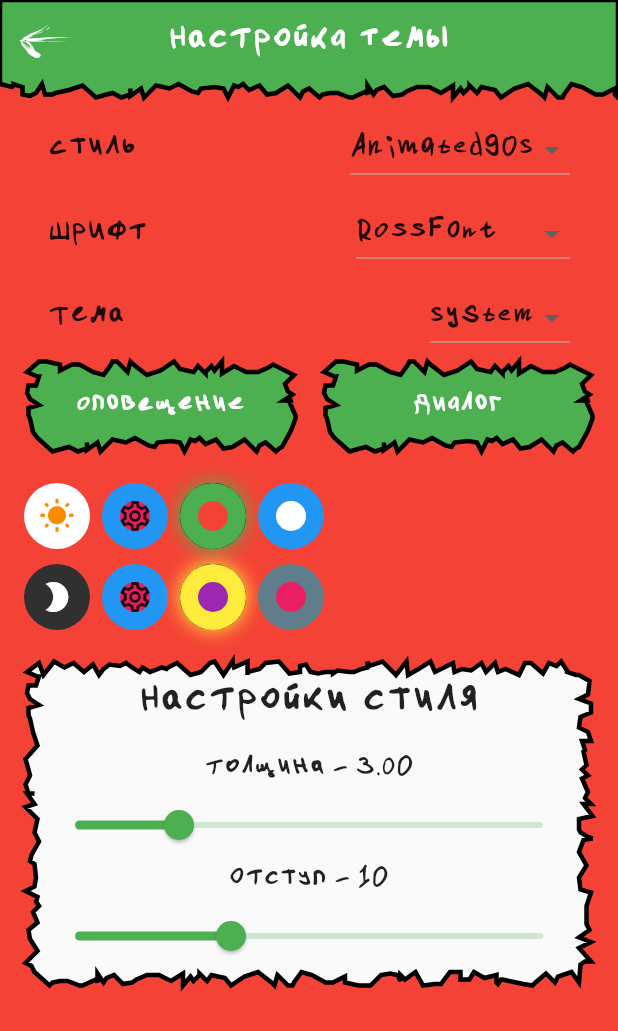
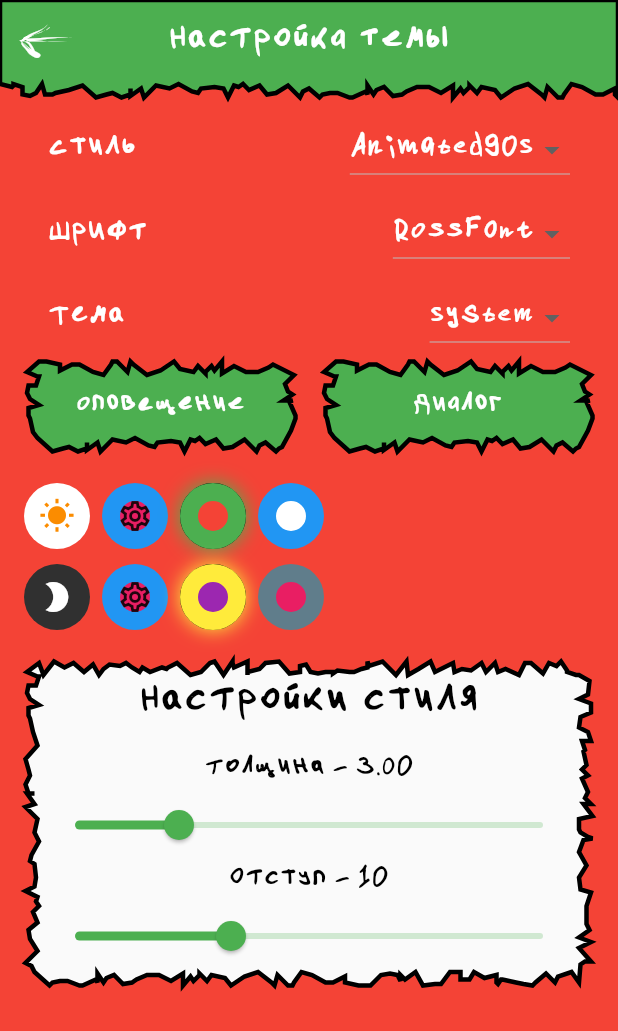
Before and after one commit to RossHS/shop_list, a Flutter app: the Settings screen opened by its route, on a phone screen of 412 x 824 dp. Shown: the top 1031 px of the screen. Run offline on Flutter 3.47's test engine with Material 2 defaults, Android fonts, the phone set to English and light mode, and no system bars; our stand-ins replace cloud_firestore, firebase_auth, firebase_core, firebase_messaging, firebase_storage, flutter_colorpicker and 6 more; accounts and stored records are empty.

Commit message:
Динамический расчет цвета текста в зависимости от цвета поверхности

```diff
--- a/lib/models/theme_model.dart
+++ b/lib/models/theme_model.dart
@@ -27,19 +27,27 @@ abstract class ThemeDataWrapper {
   /// Все допустимы цветовые схемы в темной теме
   Map<String, ColorScheme> get darkColorSchemesMap;
 
-  ThemeData get lightTheme => ThemeData(
-        scaffoldBackgroundColor: lightColorScheme.background,
-        colorScheme: lightColorScheme,
-        brightness: Brightness.light,
-        textTheme: textTheme,
-      );
+  ThemeData get lightTheme => _generateColorScheme(lightColorScheme);
 
-  ThemeData get darkTheme => ThemeData(
-        scaffoldBackgroundColor: darkColorScheme.background,
-        colorScheme: darkColorScheme,
-        brightness: Brightness.dark,
-        textTheme: textTheme,
-      );
+  ThemeData get darkTheme => _generateColorScheme(darkColorScheme);
+
+  ThemeData _generateColorScheme(ColorScheme colorScheme) {
+    final mainTextColor = colorScheme.primary.calcTextColor;
+    final backgroundTextColor = colorScheme.background.calcTextColor;
+    return ThemeData(
+      scaffoldBackgroundColor: colorScheme.background,
+      colorScheme: colorScheme.copyWith(
+        onPrimary: mainTextColor,
+        onSecondary: mainTextColor,
+        onSurface: mainTextColor,
+        onBackground: backgroundTextColor,
+      ),
+      brightness: colorScheme.brightness,
+      textTheme: textTheme.apply(
+        bodyColor: backgroundTextColor,
+      ),
+    );
+  }
 
   /// Наименование темы, а также префикс ключей по которым будет производится запись и чтение в хранилище
   String get themePrefix;
@@ -353,8 +361,6 @@ class TextThemeCollection {
   static final Map<String, TextTheme> map = {
     rossTextThemeKey: rossTextTheme,
     androidTextThemeKey: androidTextTheme,
-    androidWhiteTextThemeKey: androidWhiteTextTheme,
-    androidBlackTextThemeKey: androidBlackTextTheme,
   };
 
   static TextTheme fromString(String? val) {
@@ -401,12 +407,6 @@ class TextThemeCollection {
     button: TextStyle(debugLabel: 'mountainView button', fontFamily: 'Roboto', decoration: TextDecoration.none),
     overline: TextStyle(debugLabel: 'mountainView overline', fontFamily: 'Roboto', decoration: TextDecoration.none),
   );
-
-  static const androidWhiteTextThemeKey = 'AndroidWhite';
-  static const androidWhiteTextTheme = Typography.whiteMountainView;
-
-  static const androidBlackTextThemeKey = 'AndroidBlack';
-  static const androidBlackTextTheme = Typography.blackMountainView;
 }
 
 ColorScheme _loadCustomColorSchemeFromStorage(GetStorage storage, String key) {
@@ -443,3 +443,9 @@ ColorScheme _createDarkColorScheme(Color mainColor, Color backgroundColor) {
     error: Colors.redAccent,
   );
 }
+
+/// Используется для определения цвета текста в зависимости от цвета фона,
+/// TODO 09.21.2021 метод весьма затратный для расчета, используется в основном для определения цвета текста на поверхности canvasColor. Возможно вынести его в отдельное поле, чтобы убрать постоянный перерасчет в методе build()
+extension CalculateTextColor on Color {
+  Color get calcTextColor => computeLuminance() > .5 ? Colors.black : Colors.white;
+}
--- a/lib/routes/settings.dart
+++ b/lib/routes/settings.dart
@@ -37,6 +37,7 @@ class _Body extends StatelessWidget {
 
   @override
   Widget build(BuildContext context) {
+    final colorScheme = Theme.of(context).colorScheme;
     final controller = ThemeController.to;
     return ListView(
       padding: const EdgeInsets.all(16),
@@ -46,6 +47,7 @@ class _Body extends StatelessWidget {
           trailing: Obx(
             () => DropdownButton<String>(
               value: controller.appTheme.value.themePrefix,
+              dropdownColor: colorScheme.background,
               items: controller.appThemeList
                   .map<DropdownMenuItem<String>>((value) => DropdownMenuItem(
                         value: value,
@@ -61,6 +63,7 @@ class _Body extends StatelessWidget {
           trailing: Obx(
             () => DropdownButton<TextTheme>(
               value: controller.textTheme.value,
+              dropdownColor: colorScheme.background,
               items: TextThemeCollection.map.entries
                   .map<DropdownMenuItem<TextTheme>>((entry) => DropdownMenuItem(
                         value: entry.value,
@@ -80,6 +83,7 @@ class _Body extends StatelessWidget {
           trailing: Obx(
             () => DropdownButton<ThemeMode>(
               value: controller.themeMode.value,
+              dropdownColor: colorScheme.background,
               items: ThemeMode.values
                   .map<DropdownMenuItem<ThemeMode>>((themeMode) => DropdownMenuItem(
                         value: themeMode,
@@ -410,7 +414,13 @@ class _SpecificThemeSettings extends StatelessWidget {
     final theme = Theme.of(context);
     // Для анимирования размеров box, т.к. окна с настройками тем имеют различные размеры,
     // соответственно необходимо использовать анимацию, чтобы избежать "прыжок" в размере
-    return AnimatedSize(
+    final textColor = theme.canvasColor.calcTextColor;
+    // На основании уже существующей стандартной темы формируем новую с учетом цвета фона родителя,
+    // так, чтобы текст не сливался с фоном
+    final adaptedTextTheme = theme.textTheme.apply(bodyColor: textColor);
+    return DefaultTextStyle(
+      style: adaptedTextTheme.bodyText2!,
+      child: AnimatedSize(
         duration: const Duration(milliseconds: 200),
         child: GetX<ThemeController>(
           builder: (controller) {
@@ -457,7 +467,7 @@ class _SpecificThemeSettings extends StatelessWidget {
                         children: [
                           Text(
                             'Настройки стиля',
-                          style: theme.textTheme.headline5,
+                            style: adaptedTextTheme.headline5,
                           ),
                           const SizedBox(height: 10),
                           // Установка параметра StrokeWidth в теме [Animated90sThemeDataWrapper]
@@ -509,6 +519,7 @@ class _SpecificThemeSettings extends StatelessWidget {
             );
           },
         ),
+      ),
     );
   }
 }
```
Also changed, not shown: lib/routes/current_todo.dart (+9 -4 lines), lib/widgets/themes_factories/animated90s_theme_factory.dart (+20 -11 lines), lib/widgets/themes_factories/material_theme_factory.dart (+17 -8 lines). Lines whose indentation alone changed are shown as unchanged.
